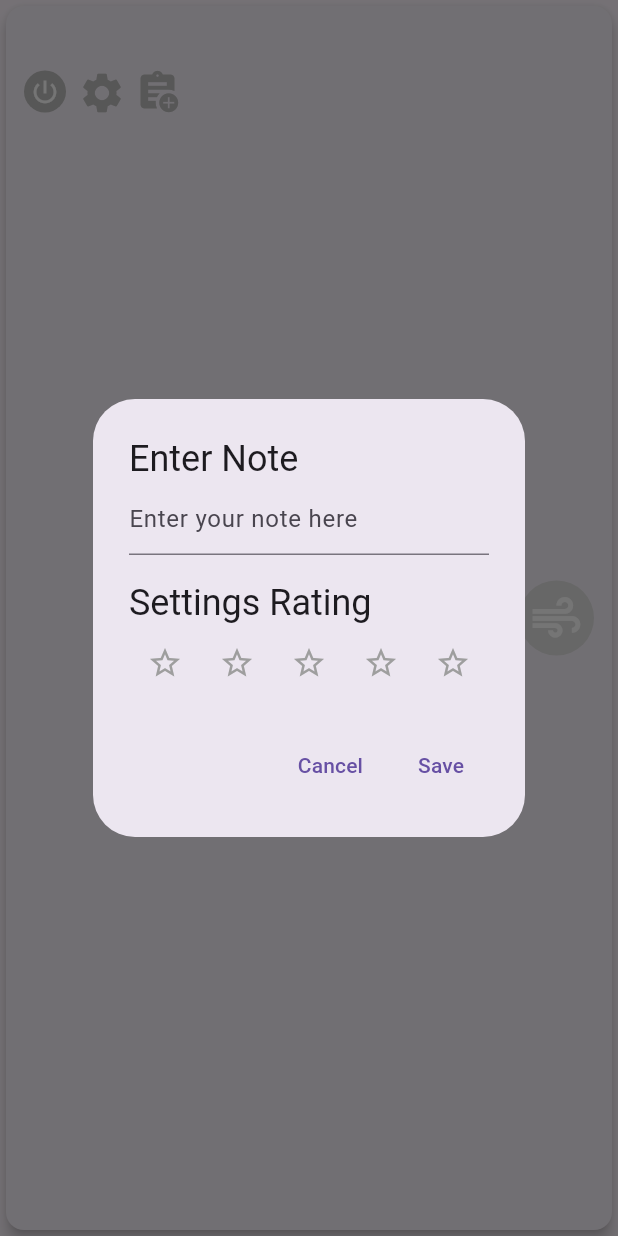
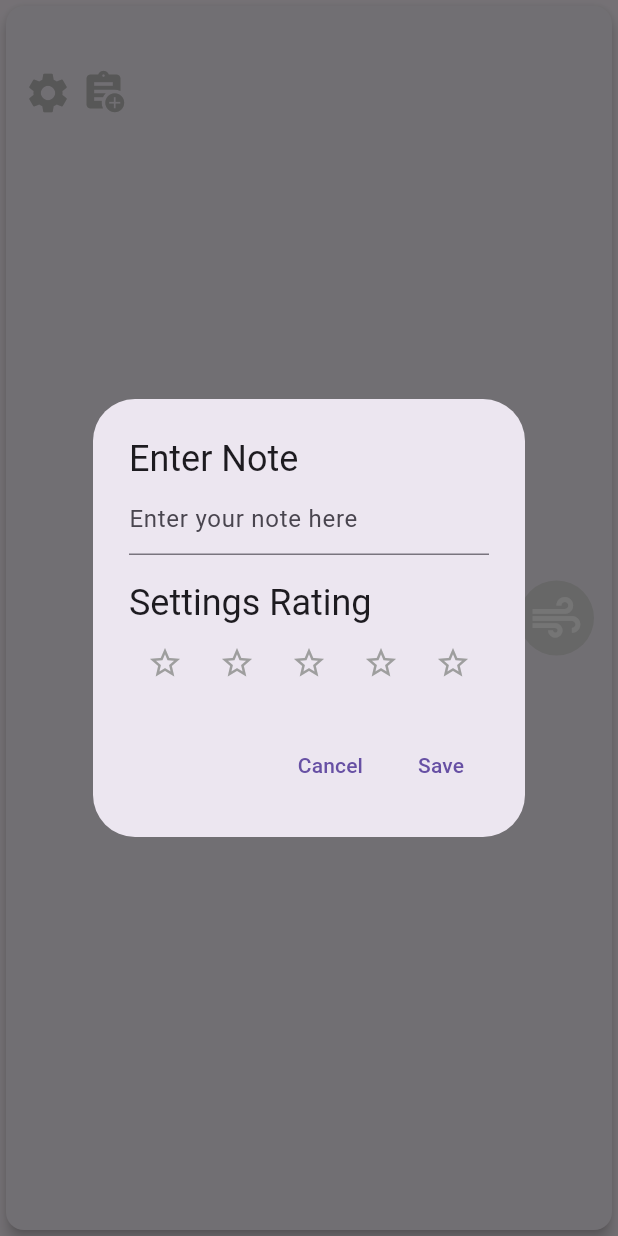
Before and after one commit to TylerHight/Que-App, a Flutter app: the DeviceRemote widget shown alone on an empty page, opened directly with empty values, after a tap on the "assignment add" icon, on a phone screen of 412 x 824 dp. Run offline on Flutter 3.47's test engine with Material 3 defaults, Android fonts, the phone set to English and light mode, and no system bars; our stand-ins replace flutter_blue, permission_handler, syncfusion_flutter_charts.

Commit message:
removed power button

```diff
--- a/lib/screens/home_screen/utils/device_remote.dart
+++ b/lib/screens/home_screen/utils/device_remote.dart
@@ -60,20 +60,6 @@ class _DeviceRemoteState extends State<DeviceRemote> with TickerProviderStateMix
                 const SizedBox(height: 4),
                 Row(
                   children: [
-                    BinaryButton(
-                      activeColor: Colors.green.shade400,
-                      inactiveColor: Colors.grey.shade400,
-                      iconData: Icons.power_settings_new,
-                      buttonSize: 28.0,
-                      iconSize: 20.0,
-                      onPressedTurnOn: () {
-                        //onTap();
-                      },
-                      onPressedTurnOff: () {
-                        //onTap();
-                      },
-                    ),
-                    const SizedBox(width: 8),
                     BinaryButton(
                       activeColor: Colors.transparent,
                       inactiveColor: Colors.transparent,
```
